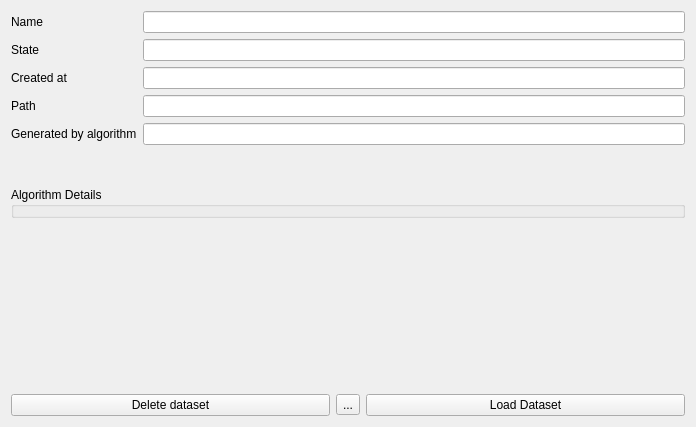
Before: the Qt Designer form LDMP/gui/WidgetDatasetItemDetails.ui in Samweli/trends.earth, drawn with Qt 5.
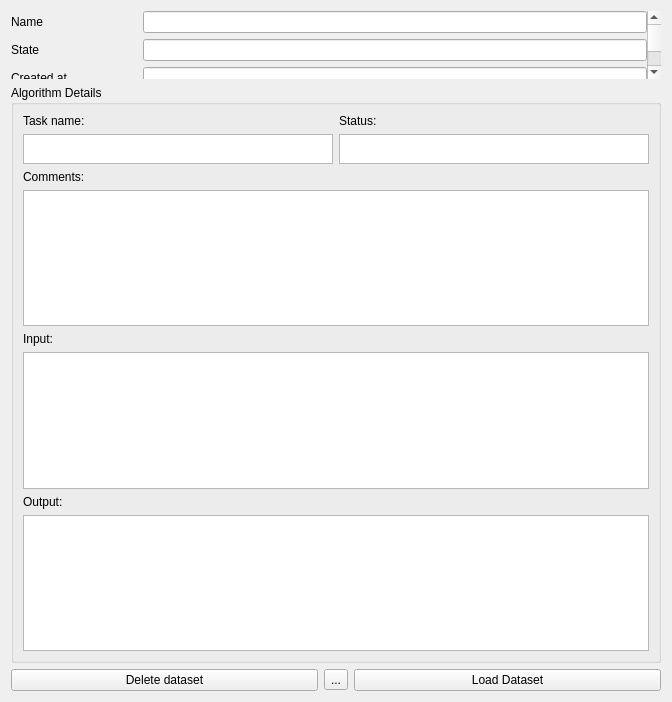
After: the same form once the commit is applied. Icons and pictures are not drawn. Custom widgets are drawn as their Qt base class.

Commit message: linked datasets details buttons to their respective actions

Patch:
```diff
--- a/LDMP/gui/WidgetDatasetItemDetails.ui
+++ b/LDMP/gui/WidgetDatasetItemDetails.ui
@@ -6,8 +6,8 @@
    <rect>
     <x>0</x>
     <y>0</y>
-    <width>696</width>
-    <height>427</height>
+    <width>672</width>
+    <height>702</height>
    </rect>
   </property>
   <property name="sizePolicy">
@@ -33,8 +33,8 @@
        <rect>
         <x>0</x>
         <y>0</y>
-        <width>678</width>
-        <height>160</height>
+        <width>654</width>
+        <height>311</height>
        </rect>
       </property>
       <layout class="QVBoxLayout" name="verticalLayout_3">
@@ -136,6 +136,151 @@
      <property name="collapsed">
       <bool>false</bool>
      </property>
+     <layout class="QGridLayout" name="gridLayout">
+      <item row="0" column="0">
+       <widget class="QLabel" name="taskNameLabel">
+        <property name="text">
+         <string>Task name:</string>
+        </property>
+       </widget>
+      </item>
+      <item row="0" column="1">
+       <widget class="QLabel" name="statusLabel">
+        <property name="text">
+         <string>Status:</string>
+        </property>
+       </widget>
+      </item>
+      <item row="1" column="0">
+       <widget class="QTextBrowser" name="task_status">
+        <property name="sizePolicy">
+         <sizepolicy hsizetype="Preferred" vsizetype="Minimum">
+          <horstretch>0</horstretch>
+          <verstretch>0</verstretch>
+         </sizepolicy>
+        </property>
+        <property name="minimumSize">
+         <size>
+          <width>0</width>
+          <height>30</height>
+         </size>
+        </property>
+        <property name="maximumSize">
+         <size>
+          <width>16777215</width>
+          <height>40</height>
+         </size>
+        </property>
+        <property name="verticalScrollBarPolicy">
+         <enum>Qt::ScrollBarAlwaysOff</enum>
+        </property>
+       </widget>
+      </item>
+      <item row="1" column="1">
+       <widget class="QTextBrowser" name="task_name">
+        <property name="sizePolicy">
+         <sizepolicy hsizetype="Preferred" vsizetype="Minimum">
+          <horstretch>0</horstretch>
+          <verstretch>0</verstretch>
+         </sizepolicy>
+        </property>
+        <property name="minimumSize">
+         <size>
+          <width>0</width>
+          <height>30</height>
+         </size>
+        </property>
+        <property name="maximumSize">
+         <size>
+          <width>16777215</width>
+          <height>40</height>
+         </size>
+        </property>
+        <property name="verticalScrollBarPolicy">
+         <enum>Qt::ScrollBarAlwaysOff</enum>
+        </property>
+       </widget>
+      </item>
+      <item row="2" column="0">
+       <widget class="QLabel" name="commentsLabel">
+        <property name="text">
+         <string>Comments:</string>
+        </property>
+       </widget>
+      </item>
+      <item row="3" column="0" colspan="2">
+       <widget class="QTextBrowser" name="comments">
+        <property name="minimumSize">
+         <size>
+          <width>400</width>
+          <height>0</height>
+         </size>
+        </property>
+        <property name="maximumSize">
+         <size>
+          <width>16777215</width>
+          <height>16777215</height>
+         </size>
+        </property>
+        <property name="html">
+         <string>&lt;!DOCTYPE HTML PUBLIC &quot;-//W3C//DTD HTML 4.0//EN&quot; &quot;http://www.w3.org/TR/REC-html40/strict.dtd&quot;&gt;
+&lt;html&gt;&lt;head&gt;&lt;meta name=&quot;qrichtext&quot; content=&quot;1&quot; /&gt;&lt;style type=&quot;text/css&quot;&gt;
+p, li { white-space: pre-wrap; }
+&lt;/style&gt;&lt;/head&gt;&lt;body style=&quot; font-family:'Ubuntu'; font-size:11pt; font-weight:400; font-style:normal;&quot;&gt;
+&lt;p style=&quot;-qt-paragraph-type:empty; margin-top:0px; margin-bottom:0px; margin-left:0px; margin-right:0px; -qt-block-indent:0; text-indent:0px; font-family:'MS Shell Dlg 2'; font-size:8pt;&quot;&gt;&lt;br /&gt;&lt;/p&gt;&lt;/body&gt;&lt;/html&gt;</string>
+        </property>
+        <property name="openExternalLinks">
+         <bool>true</bool>
+        </property>
+       </widget>
+      </item>
+      <item row="4" column="0">
+       <widget class="QLabel" name="inputLabel">
+        <property name="text">
+         <string>Input:</string>
+        </property>
+       </widget>
+      </item>
+      <item row="5" column="0" colspan="2">
+       <widget class="QTextBrowser" name="input">
+        <property name="minimumSize">
+         <size>
+          <width>400</width>
+          <height>0</height>
+         </size>
+        </property>
+        <property name="maximumSize">
+         <size>
+          <width>16777215</width>
+          <height>16777215</height>
+         </size>
+        </property>
+       </widget>
+      </item>
+      <item row="6" column="0">
+       <widget class="QLabel" name="outputLabel">
+        <property name="text">
+         <string>Output:</string>
+        </property>
+       </widget>
+      </item>
+      <item row="7" column="0" colspan="2">
+       <widget class="QTextBrowser" name="output">
+        <property name="minimumSize">
+         <size>
+          <width>400</width>
+          <height>0</height>
+         </size>
+        </property>
+        <property name="maximumSize">
+         <size>
+          <width>16777215</width>
+          <height>16777215</height>
+         </size>
+        </property>
+       </widget>
+      </item>
+     </layout>
     </widget>
    </item>
    <item>
@@ -154,7 +299,7 @@
    <item>
     <layout class="QHBoxLayout" name="horizontalLayout">
      <item>
-      <widget class="QPushButton" name="pushButtonLoad">
+      <widget class="QPushButton" name="pushButtonDelete">
        <property name="text">
         <string>Delete dataset</string>
        </property>
@@ -172,7 +317,7 @@
       </widget>
      </item>
      <item>
-      <widget class="QPushButton" name="pushButtonDetails">
+      <widget class="QPushButton" name="pushButtonLoad">
        <property name="text">
         <string>Load Dataset</string>
        </property>
```
Left out of the diff: 2 changed lines with no effect on the pictures. The commit also changes 2 other files.
